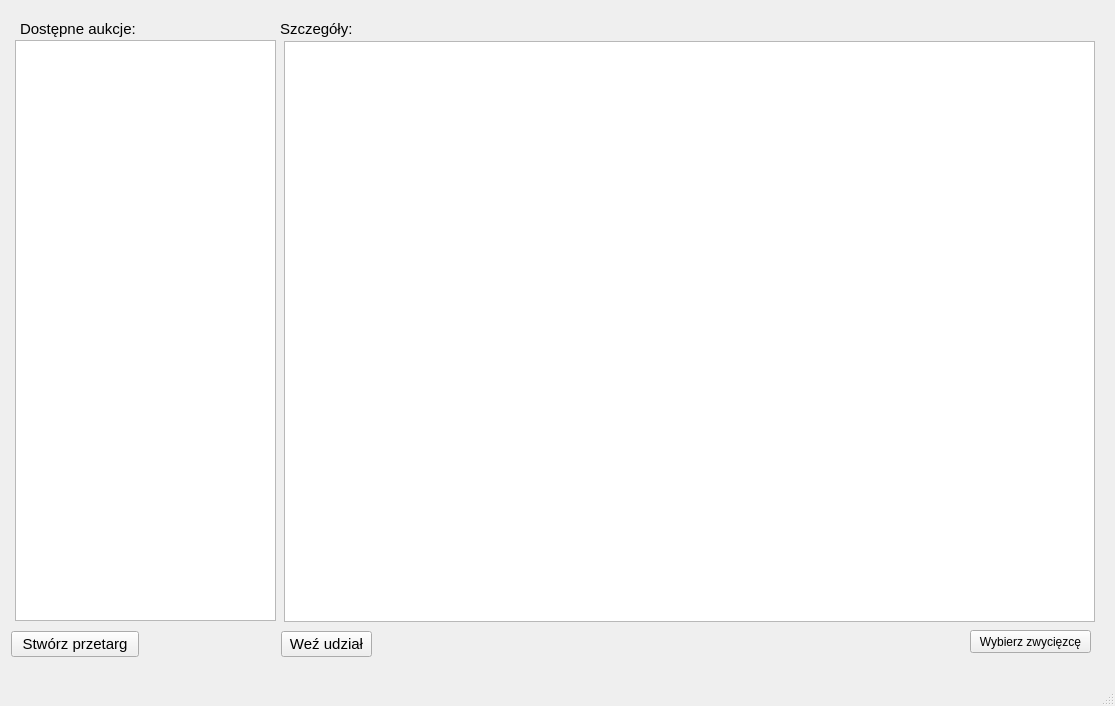
This is oknoglowne.ui in dominikj/PKRY as Qt 5 draws it before an edit. The edited form follows.
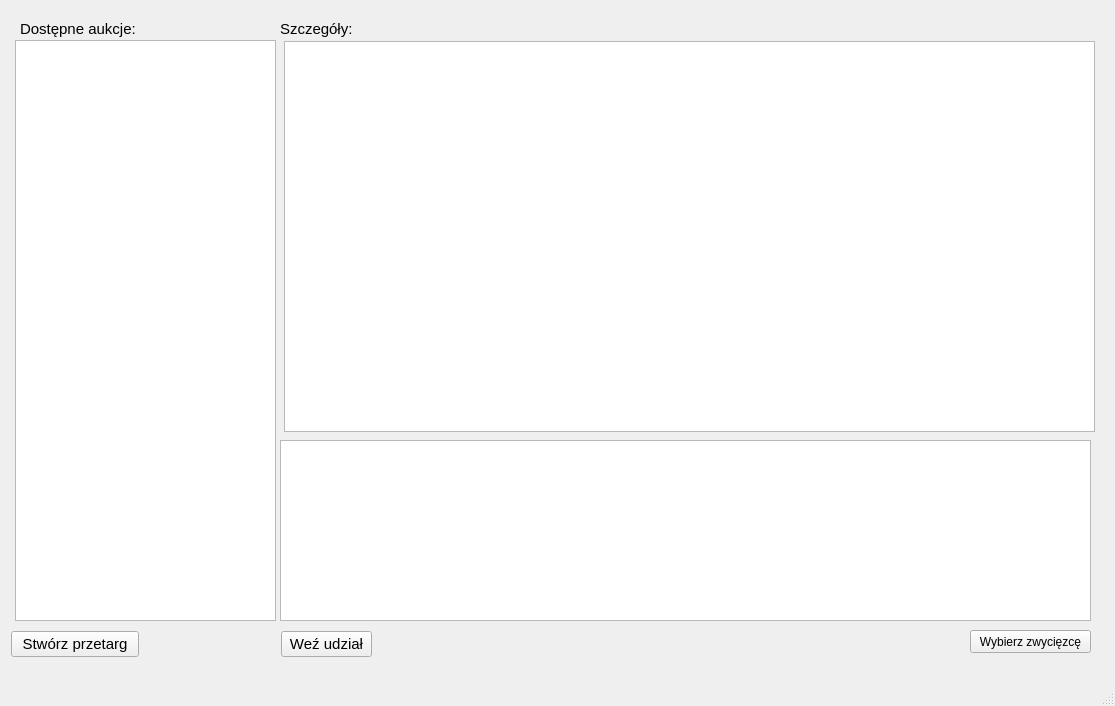
This is the edited form.

What changed in the file:
```diff
--- a/oknoglowne.ui
+++ b/oknoglowne.ui
@@ -38,7 +38,7 @@
       <x>284</x>
       <y>41</y>
       <width>811</width>
-      <height>581</height>
+      <height>391</height>
      </rect>
     </property>
     <property name="font">
@@ -130,6 +130,16 @@
      <string>Wybierz zwycięzcę</string>
     </property>
    </widget>
+   <widget class="QTextEdit" name="textEdit">
+    <property name="geometry">
+     <rect>
+      <x>280</x>
+      <y>440</y>
+      <width>811</width>
+      <height>181</height>
+     </rect>
+    </property>
+   </widget>
   </widget>
   <widget class="QMenuBar" name="menubar">
    <property name="geometry">
```
